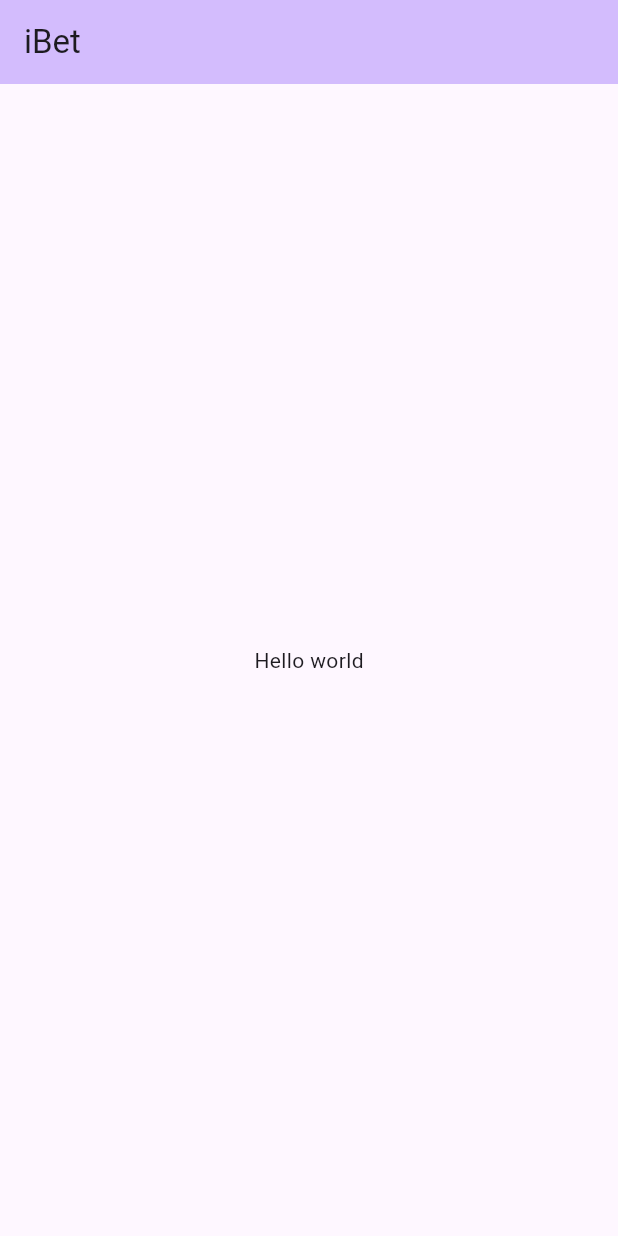
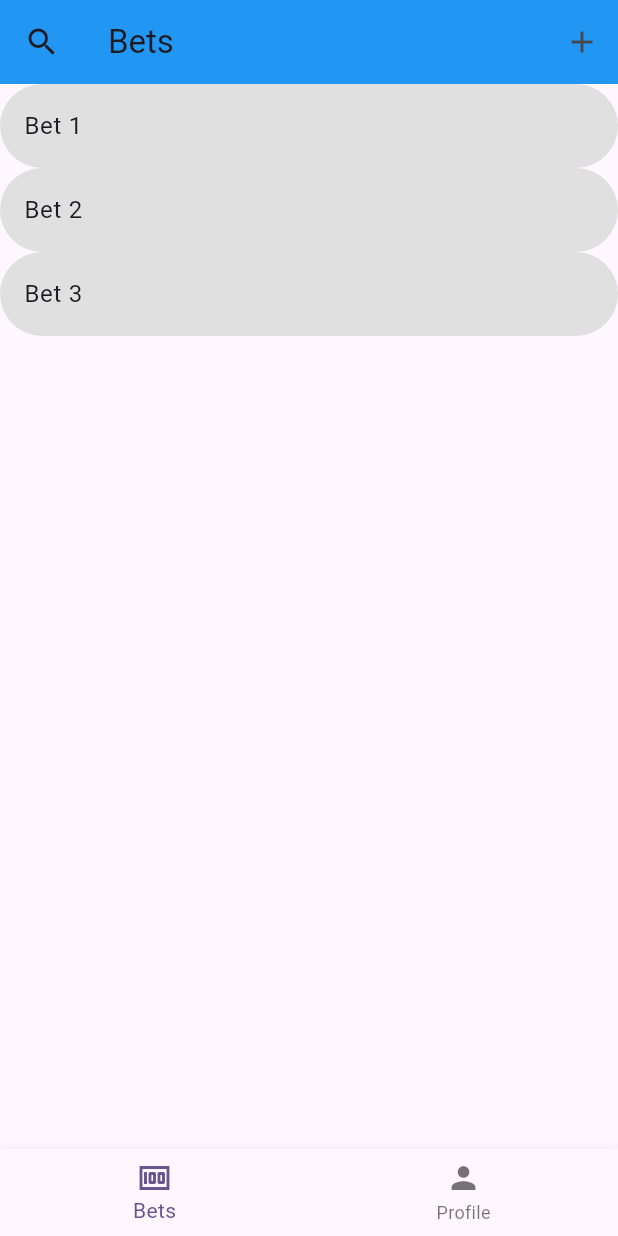
Before and after one commit to aradbm/ibet, a Flutter app: the screen it shows after launch, on a phone screen of 412 x 824 dp. Run offline on Flutter 3.47's test engine with Material 3 defaults, Android fonts, the phone set to English and light mode, and no system bars.

Commit message:
added basic screens

```diff
--- a/lib/main.dart
+++ b/lib/main.dart
@@ -1,11 +1,12 @@
 import 'package:flutter/material.dart';
+import 'package:ibet/screens/tabs_screen.dart';
 
 void main() {
-  runApp(const MyApp());
+  runApp(const App());
 }
 
-class MyApp extends StatelessWidget {
-  const MyApp({super.key});
+class App extends StatelessWidget {
+  const App({super.key});
   @override
   Widget build(BuildContext context) {
     return MaterialApp(
@@ -14,36 +15,7 @@ class MyApp extends StatelessWidget {
         colorScheme: ColorScheme.fromSeed(seedColor: Colors.deepPurple),
         useMaterial3: true,
       ),
-      home: const MyHomePage(title: 'iBet'),
+      home: const TabsScreen(),
     );
   }
 }
-
-class MyHomePage extends StatefulWidget {
-  const MyHomePage({super.key, required this.title});
-  final String title;
-  @override
-  State<MyHomePage> createState() => _MyHomePageState();
-}
-
-class _MyHomePageState extends State<MyHomePage> {
-  @override
-  Widget build(BuildContext context) {
-    return Scaffold(
-      appBar: AppBar(
-        backgroundColor: Theme.of(context).colorScheme.inversePrimary,
-        title: Text(widget.title),
-      ),
-      body: const Center(
-        child: Column(
-          mainAxisAlignment: MainAxisAlignment.center,
-          children: <Widget>[
-            Text(
-              'Hello world',
-            ),
-          ],
-        ),
-      ),
-    );
-  }
-}
--- /dev/null
+++ b/lib/screens/add_bet.dart
@@ -0,0 +1,20 @@
+import 'package:flutter/material.dart';
+
+class AddBetScreen extends StatefulWidget {
+  const AddBetScreen({super.key});
+
+  @override
+  State<StatefulWidget> createState() => _AddBetScreenState();
+}
+
+class _AddBetScreenState extends State<AddBetScreen> {
+  @override
+  Widget build(BuildContext context) {
+    return Scaffold(
+      appBar: AppBar(title: const Text('Add Bet')),
+      body: const Center(
+        child: Text('Add Bet'),
+      ),
+    );
+  }
+}
--- /dev/null
+++ b/lib/screens/bets.dart
@@ -0,0 +1,66 @@
+import 'package:flutter/material.dart';
+import 'package:ibet/screens/add_bet.dart';
+import 'package:ibet/screens/bet_info.dart';
+import 'package:ibet/screens/search_bet.dart';
+
+class BetsPage extends StatefulWidget {
+  const BetsPage({super.key});
+
+  @override
+  State<BetsPage> createState() => _BetsPageState();
+}
+
+// list of bets
+final List<String> _bets = <String>['Bet 1', 'Bet 2', 'Bet 3'];
+
+class _BetsPageState extends State<BetsPage> {
+  @override
+  Widget build(BuildContext context) {
+    return Scaffold(
+      appBar: AppBar(
+        title: const Text('Bets'),
+        backgroundColor: Colors.blue,
+        leading: IconButton(
+          icon: const Icon(Icons.search),
+          onPressed: () {
+            Navigator.push(
+              context,
+              MaterialPageRoute(builder: (context) => const SearchScreen()),
+            );
+          },
+        ),
+        actions: [
+          IconButton(
+            icon: const Icon(Icons.add),
+            onPressed: () {
+              Navigator.push(
+                context,
+                MaterialPageRoute(builder: (context) => const AddBetScreen()),
+              );
+            },
+          ),
+        ],
+      ),
+      body: Center(
+          child: ListView.builder(
+        itemCount: _bets.length,
+        itemBuilder: (BuildContext context, int index) {
+          return ListTile(
+            shape: const RoundedRectangleBorder(
+              borderRadius: BorderRadius.all(Radius.circular(50)),
+            ),
+            tileColor: Colors.grey[300],
+            title: Text(_bets[index]),
+            onTap: () {
+              Navigator.push(
+                context,
+                MaterialPageRoute(
+                    builder: (context) => BetScreen(betid: index)),
+              );
+            },
+          );
+        },
+      )),
+    );
+  }
+}
--- /dev/null
+++ b/lib/screens/tabs_screen.dart
@@ -0,0 +1,48 @@
+import 'package:flutter/material.dart';
+import 'package:ibet/screens/bets.dart';
+import 'package:ibet/screens/profile.dart';
+
+class TabsScreen extends StatefulWidget {
+  const TabsScreen({super.key});
+  @override
+  State<TabsScreen> createState() => _TabsScreenState();
+}
+
+// 2 tabs
+
+class _TabsScreenState extends State<TabsScreen> {
+  int _selectedPageIndex = 0;
+  void _selectPage(int index) {
+    setState(() => _selectedPageIndex = index);
+  }
+
+  @override
+  Widget build(BuildContext context) {
+    Widget activePage = const BetsPage();
+
+    activePage = switch (_selectedPageIndex) {
+      0 => const BetsPage(),
+      1 => const ProfileScreen(),
+      _ => const ProfileScreen()
+    };
+
+    return Scaffold(
+      body: activePage,
+      bottomNavigationBar: BottomNavigationBar(
+        onTap: _selectPage,
+        currentIndex: _selectedPageIndex,
+        type: BottomNavigationBarType.fixed,
+        items: const [
+          BottomNavigationBarItem(
+            icon: Icon(Icons.money),
+            label: 'Bets',
+          ),
+          BottomNavigationBarItem(
+            icon: Icon(Icons.person),
+            label: 'Profile',
+          ),
+        ],
+      ),
+    );
+  }
+}
--- a/pubspec.yaml
+++ b/pubspec.yaml
@@ -2,7 +2,7 @@ name: ibet
 description: A new Flutter project.
 # The following line prevents the package from being accidentally published to
 # pub.dev using `flutter pub publish`. This is preferred for private packages.
-publish_to: 'none' # Remove this line if you wish to publish to pub.dev
+publish_to: "none" # Remove this line if you wish to publish to pub.dev
 
 # The following defines the version and build number for your application.
 # A version number is three numbers separated by dots, like 1.2.43
@@ -19,7 +19,7 @@ publish_to: 'none' # Remove this line if you wish to publish to pub.dev
 version: 1.0.0+1
 
 environment:
-  sdk: '>=3.1.2 <4.0.0'
+  sdk: ">=3.1.2 <4.0.0"
 
 # Dependencies specify other packages that your package needs in order to work.
 # To automatically upgrade your package dependencies to the latest versions
@@ -30,7 +30,6 @@ environment:
 dependencies:
   flutter:
     sdk: flutter
-
 
   # The following adds the Cupertino Icons font to your application.
   # Use with the CupertinoIcons class for iOS style icons.
@@ -52,7 +51,6 @@ dev_dependencies:
 
 # The following section is specific to Flutter packages.
 flutter:
-
   # The following line ensures that the Material Icons font is
   # included with your application, so that you can use the icons in
   # the material Icons class.
```
Also changed, not shown: lib/screens/auth_screen/local_widgets/my_button.dart (added, +33 -0 lines), lib/screens/auth_screen/local_widgets/my_textfield.dart (added, +37 -0 lines), lib/screens/auth_screen/local_widgets/square_tile.dart (added, +30 -0 lines), lib/screens/auth_screen/log_in.dart (added, +189 -0 lines), lib/screens/bet_info.dart (added, +23 -0 lines), lib/screens/profile.dart (added, +26 -0 lines), lib/screens/search_bet.dart (added, +20 -0 lines), assets/auth_images/apple.png (added), assets/auth_images/google.png (added), 1 other file.
